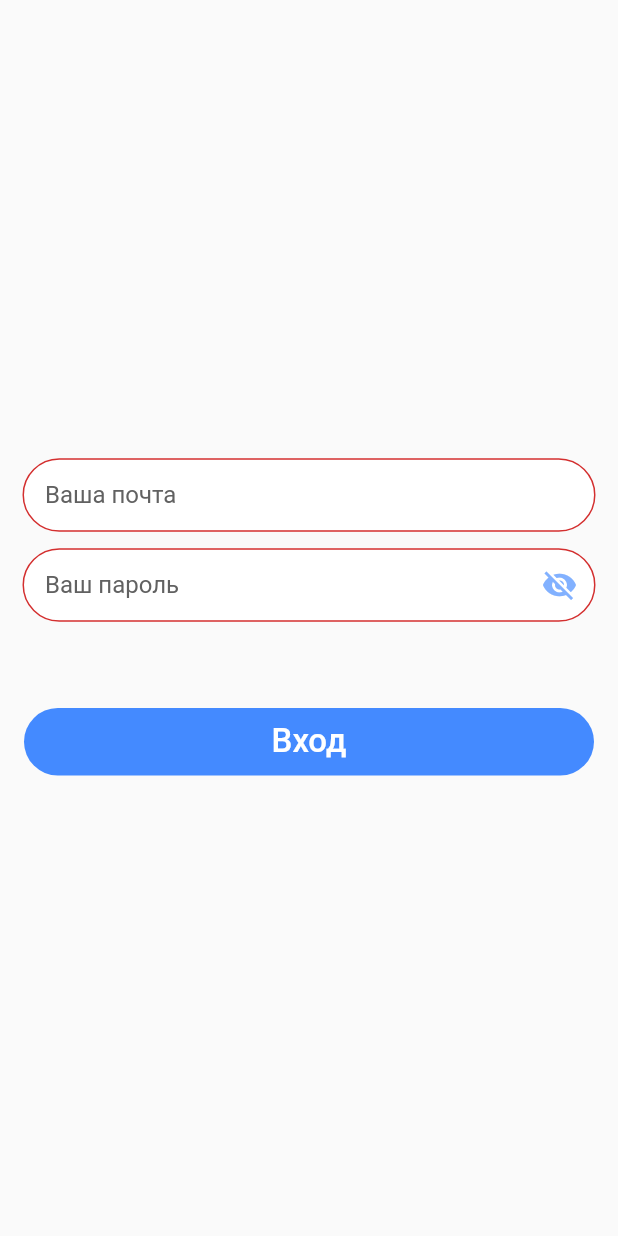
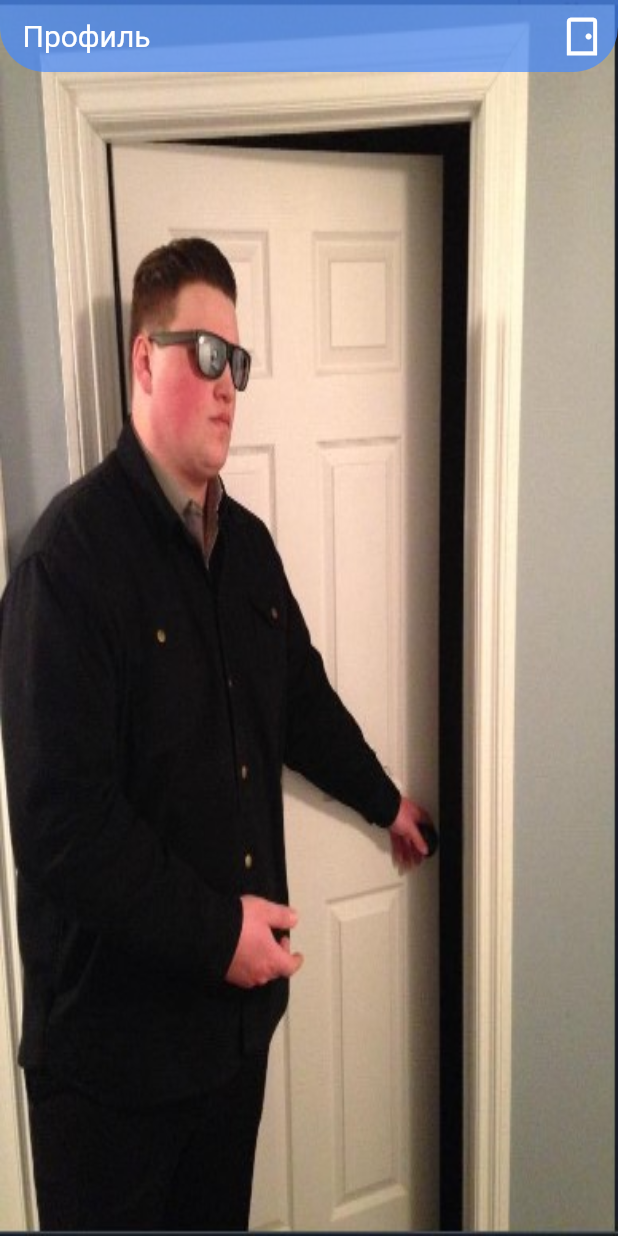
Before and after one commit to Khodosov/IoT_project_who_is_home, a Flutter app: the SignInScreen screen opened directly, after a tap on "Вход", on a phone screen of 412 x 824 dp. Run offline on Flutter 3.47's test engine with Material 2 defaults, Android fonts, the phone set to English and light mode, and no system bars; statements that could not run were skipped.

Commit message:
начал работу над userProfilePage

```diff
--- a/who_is_home/lib/pages/sign_in.dart
+++ b/who_is_home/lib/pages/sign_in.dart
@@ -1,5 +1,6 @@
 import 'package:flutter/material.dart';
 import 'package:who_is_home/includes.dart';
+import 'package:who_is_home/pages/user_profile.dart';
 
 class SignInScreen extends StatefulWidget {
   @override
@@ -14,9 +15,17 @@ class _SignInScreenState extends State<SignInScreen> {
   @override
   Widget build(BuildContext context) {
     return Scaffold(
-      body: Column(
-        mainAxisAlignment: MainAxisAlignment.center,
-        children: [
+      body: Stack(
+        children: <Widget> [
+          Container(
+            width: double.infinity,
+            height: double.infinity,
+            child: FittedBox(
+              child: Image.asset('assets/images/guard_locked.jpg'),
+              fit: BoxFit.fill,
+            ),
+          ),
+          Column(mainAxisAlignment: MainAxisAlignment.center, children: [
             Padding(
               padding: EdgeInsets.fromLTRB(15, 0, 15, 45),
               child: Form(
@@ -27,13 +36,12 @@ class _SignInScreenState extends State<SignInScreen> {
                     Container(
                       height: 60,
                       width: double.infinity,
-                    decoration: BoxDecoration(
-                        borderRadius: BorderRadius.circular(40)),
+                      decoration:
+                      BoxDecoration(borderRadius: BorderRadius.circular(40)),
                       child: TextFormField(
                         validator: UIComponent.emailValidate,
                         decoration: UIComponent.inputDecoration(
-                          label: 'Ваша почта', hint: 'Введите вочту'
-                      ),
+                            label: 'Ваша почта', hint: 'Введите вочту'),
                         onSaved: (value) {
                           setState(() {
                             _name = value;
@@ -44,18 +52,20 @@ class _SignInScreenState extends State<SignInScreen> {
                     Container(
                       height: 60,
                       width: double.infinity,
-                    decoration: BoxDecoration(
-                        borderRadius: BorderRadius.circular(40)),
+                      decoration:
+                      BoxDecoration(borderRadius: BorderRadius.circular(40)),
                       child: TextFormField(
                         obscureText: _passwordVisible,
                         validator: UIComponent.passwordValidate,
                         decoration: UIComponent.inputDecorationPassword(
-                          label: 'Ваш пароль', hint: 'Введите пароль',
-                          suffixIcon: _passwordVisible, eventSuffixIcon: () {
+                            label: 'Ваш пароль',
+                            hint: 'Введите пароль',
+                            suffixIcon: _passwordVisible,
+                            eventSuffixIcon: () {
                               setState(() {
                                 _passwordVisible = !_passwordVisible;
-                        });}
-                      ),
+                              });
+                            }),
                         onSaved: (value) {
                           setState(() {
                             _password = value;
@@ -68,9 +78,9 @@ class _SignInScreenState extends State<SignInScreen> {
               ),
             ),
             FlatButton(
-              onPressed: (){
+                onPressed: () {
                   setState(() {
-                  if (_formKey.currentState.validate()){
+                    if (_formKey.currentState.validate()) {
                       _formKey.currentState.save();
                       setState(() {
                         _visibleProgress = true;
@@ -78,14 +88,15 @@ class _SignInScreenState extends State<SignInScreen> {
                       // TODO: set json data
                     }
                   });
+                  Navigator.push(context,
+                      MaterialPageRoute(builder: (context) => userProfilePage()));
                 },
                 child: Container(
                   height: 45,
                   width: double.infinity,
                   decoration: BoxDecoration(
                       color: Colors.blueAccent,
-                    borderRadius: BorderRadius.circular(40)
-                ),
+                      borderRadius: BorderRadius.circular(40)),
                   child: Center(
                       child: Text(
                         'Вход',
@@ -96,6 +107,8 @@ class _SignInScreenState extends State<SignInScreen> {
                       )),
                 )),
           ]),
+        ],
+      ),
     );
   }
 }
--- a/who_is_home/lib/pages/user_profile.dart
+++ b/who_is_home/lib/pages/user_profile.dart
@@ -0,0 +1,54 @@
+import 'package:flutter/cupertino.dart';
+import 'package:flutter/material.dart';
+
+class userProfilePage extends StatefulWidget {
+  @override
+  _userProfilePageState createState() => _userProfilePageState();
+}
+
+class _userProfilePageState extends State<userProfilePage> {
+  @override
+  Widget build(BuildContext context) {
+    return Scaffold(
+      body: Stack(
+        children: [
+          Container(
+            width: double.infinity,
+            height: double.infinity,
+            child: FittedBox(
+              child: Image.asset('assets/images/guard_unlocked.jpg'),
+              fit: BoxFit.fill,
+            ),
+          ),
+          Container(
+            decoration: BoxDecoration(
+                color: Colors.blueAccent.withOpacity(0.7),
+                borderRadius: BorderRadius.only(
+                    bottomLeft: Radius.circular(30),
+                    bottomRight: Radius.circular(30))),
+            child: Row(
+              mainAxisAlignment: MainAxisAlignment.spaceBetween,
+              children: [
+                Padding(
+                    padding: EdgeInsets.only(left: 15),
+                    child: Text(
+                      'Профиль',
+                      style: TextStyle(color: Colors.white, fontSize: 20),
+                    )),
+                IconButton(
+                    color: Colors.white,
+                    icon: Icon(
+                      Icons.sensor_door_outlined,
+                      size: 30,
+                    ),
+                    onPressed: () {
+                      Navigator.pop(context);
+                    })
+              ],
+            ),
+          )
+        ],
+      ),
+    );
+  }
+}
```
Also changed, not shown: who_is_home/assets/images/guard_locked.jpg (added), who_is_home/assets/images/guard_unlocked.jpg (added), 1 other file. Lines whose indentation alone changed are shown as unchanged.
